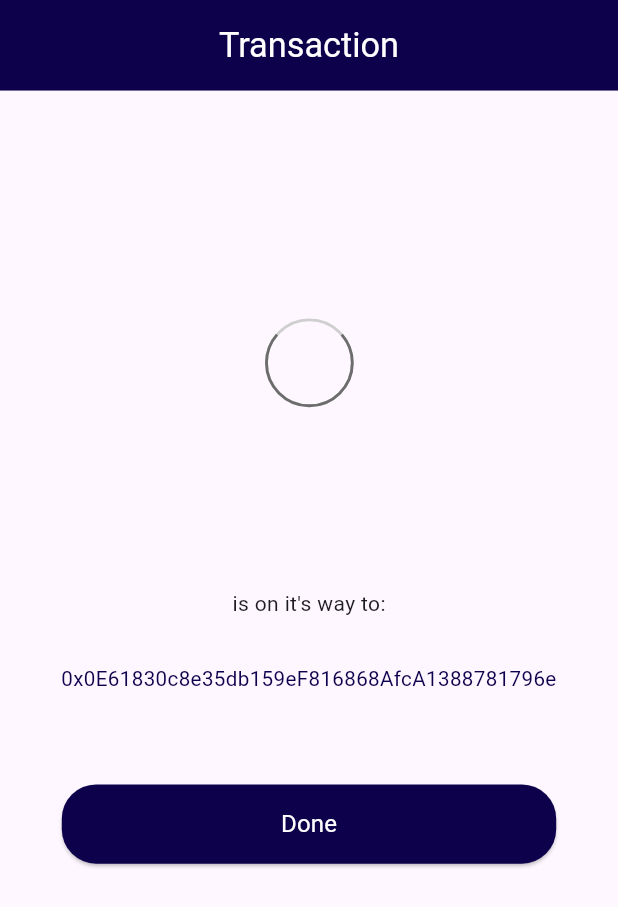
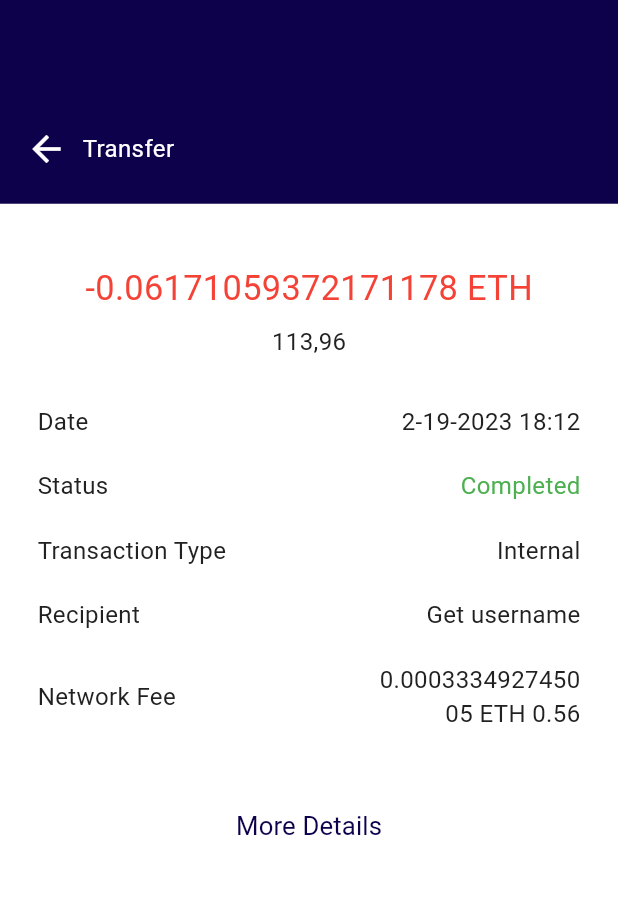
Before and after one commit to beepo-app/Beepo-1.7, a Flutter app: the screen it shows after launch, on a phone screen of 412 x 824 dp. Shown: the top 907 px of the screen. Run offline on Flutter 3.47's test engine with Material 2 defaults, Android fonts, the phone set to English and light mode, and no system bars; our stand-ins replace flutter_screenutil, lottie; project files that could hold a hidden picture were left out.

Commit message:
transaction info

```diff
--- a/lib/app.dart
+++ b/lib/app.dart
@@ -1,4 +1,4 @@
-import 'package:beepo/screens/wallet/transfer_success.dart';
+import 'package:beepo/screens/wallet/transfer_info.dart';
 import 'package:flutter/material.dart';
 import 'package:flutter_screenutil/flutter_screenutil.dart';
 
@@ -16,7 +16,7 @@ class MyApp extends StatelessWidget {
           theme: ThemeData(
             useMaterial3: true,
           ),
-          home: const TransferSuccess(),
+          home: const TransactionInfo(),
         );
       },
       designSize: const Size(360, 546),
--- a/lib/components/bottom_nav.dart
+++ b/lib/components/bottom_nav.dart
@@ -1,10 +1,51 @@
-import 'package:flutter/material.dart';
+// import 'package:flutter/material.dart';
 
-class BottomNav extends StatelessWidget {
-  const BottomNav({super.key});
+// class BottomNavHome extends StatefulWidget {
+//   const BottomNavHome({Key? key}) : super(key: key);
 
-  @override
-  Widget build(BuildContext context) {
-    return const Placeholder();
-  }
-}
+//   @override
+//   State<BottomNavHome> createState() => _BottomNavHomeState();
+// }
+
+// class _BottomNavHomeState extends State<BottomNavHome> {
+//   int index = 0;
+//   List<Widget> body = [
+//     ChatScreen(),
+//     WalletScreen(),
+//     Browser(),
+//     Profile(),
+//   ];
+
+//   @override
+//   Widget build(BuildContext context) {
+//     return Scaffold(
+//       body: body[index],
+//       extendBody: false,
+//       bottomNavigationBar: BottomNavigationBar(
+//         backgroundColor: Colors.white,
+//         currentIndex: index,
+//         type: BottomNavigationBarType.fixed,
+//         unselectedItemColor: Colors.grey,
+//         selectedItemColor: const Color(0xffFF9C34),
+//         onTap: (int selectedPage) {
+//           setState(() => index = selectedPage);
+//         },
+//         items: const [
+//           BottomNavigationBarItem(
+//             icon: Icon(Iconsax.message),
+//             label: 'Chats',
+//           ),
+//           BottomNavigationBarItem(icon: Icon(Iconsax.wallet), label: 'Wallet'),
+//           BottomNavigationBarItem(
+//             icon: Icon(Iconsax.global),
+//             label: 'Browser',
+//           ),
+//           BottomNavigationBarItem(
+//             icon: Icon(Iconsax.security_user),
+//             label: 'Profile',
+//           ),
+//         ],
+//       ),
+//     );
+//   }
+// }
--- /dev/null
+++ b/lib/screens/wallet/transfer_info.dart
@@ -0,0 +1,203 @@
+import 'package:beepo/constants/constants.dart';
+import 'package:beepo/widgets/app_text.dart';
+import 'package:flutter/material.dart';
+import 'package:flutter_screenutil/flutter_screenutil.dart';
+
+class TransactionInfo extends StatelessWidget {
+  final String? walletTicker;
+  const TransactionInfo({Key? key, this.walletTicker}) : super(key: key);
+
+  @override
+  Widget build(BuildContext context) {
+    return Scaffold(
+      body: Container(
+        color: Colors.white,
+        child: Column(
+          children: [
+            Align(
+              alignment: Alignment.topCenter,
+              child: Column(
+                children: [
+                  Container(
+                    padding: const EdgeInsets.only(left: 7, right: 25),
+                    height: 90.h,
+                    width: double.infinity,
+                    decoration: const BoxDecoration(
+                      color: Color(0xff0e014c),
+                    ),
+                    child: Column(
+                      children: [
+                        SizedBox(
+                          height: 50.h,
+                        ),
+                        Row(
+                          children: [
+                            IconButton(
+                                icon: const Icon(
+                                  Icons.arrow_back_outlined,
+                                  size: 28,
+                                  color: Colors.white,
+                                ),
+                                onPressed: () {}),
+                            AppText(
+                              text: "Transfer",
+                              fontWeight: FontWeight.bold,
+                              color: Colors.white,
+                              fontSize: 14.sp,
+                            ),
+                          ],
+                        ),
+                      ],
+                    ),
+                  ),
+                ],
+              ),
+            ),
+            const SizedBox(height: 40),
+            AppText(
+              text: "-0.06171059372171178 ETH",
+              fontWeight: FontWeight.bold,
+              color: Colors.red,
+              fontSize: 20.sp,
+            ),
+            SizedBox(height: 5.h),
+            AppText(
+              text: "113,96",
+              fontWeight: FontWeight.bold,
+              color: AppColors.textGrey,
+              fontSize: 14.sp,
+            ),
+            const SizedBox(height: 30),
+            Padding(
+              padding: const EdgeInsets.symmetric(horizontal: 25.0),
+              child: Row(
+                mainAxisAlignment: MainAxisAlignment.spaceBetween,
+                children: [
+                  AppText(
+                    text: "Date",
+                    fontWeight: FontWeight.bold,
+                    color: AppColors.textGrey,
+                    fontSize: 14.sp,
+                  ),
+                  AppText(
+                    text: "2-19-2023 18:12",
+                    fontWeight: FontWeight.w500,
+                    color: AppColors.textGrey,
+                    fontSize: 14.sp,
+                    textOverflow: TextOverflow.ellipsis,
+                  ),
+                ],
+              ),
+            ),
+            const SizedBox(height: 20),
+            Padding(
+              padding: const EdgeInsets.symmetric(horizontal: 25.0),
+              child: Row(
+                mainAxisAlignment: MainAxisAlignment.spaceBetween,
+                children: [
+                  AppText(
+                    text: "Status",
+                    fontWeight: FontWeight.bold,
+                    color: AppColors.textGrey,
+                    fontSize: 14.sp,
+                  ),
+                  AppText(
+                    text: "Completed",
+                    fontWeight: FontWeight.w500,
+                    color: Colors.green.shade500,
+                    fontSize: 14.sp,
+                    textOverflow: TextOverflow.ellipsis,
+                  ),
+                ],
+              ),
+            ),
+            const SizedBox(height: 20),
+            Padding(
+              padding: const EdgeInsets.symmetric(horizontal: 25.0),
+              child: Row(
+                mainAxisAlignment: MainAxisAlignment.spaceBetween,
+                children: [
+                  AppText(
+                    text: "Transaction Type",
+                    fontWeight: FontWeight.bold,
+                    color: AppColors.textGrey,
+                    fontSize: 14.sp,
+                  ),
+                  AppText(
+                    text: "Internal",
+                    fontWeight: FontWeight.w500,
+                    color: AppColors.textGrey,
+                    fontSize: 14.sp,
+                    textOverflow: TextOverflow.ellipsis,
+                  ),
+                ],
+              ),
+            ),
+            const SizedBox(height: 20),
+            Padding(
+              padding: const EdgeInsets.symmetric(horizontal: 25.0),
+              child: Row(
+                children: [
+                  AppText(
+                    text: "Recipient",
+                    fontWeight: FontWeight.bold,
+                    color: AppColors.textGrey,
+                    fontSize: 14.sp,
+                    textOverflow: TextOverflow.ellipsis,
+                  ),
+                  const SizedBox(width: 20),
+                  Expanded(
+                    child: AppText(
+                      text: " Get username",
+                      fontWeight: FontWeight.w500,
+                      color: AppColors.textGrey,
+                      textAlign: TextAlign.right,
+                      fontSize: 14.sp,
+                      textOverflow: TextOverflow.ellipsis,
+                    ),
+                  ),
+                ],
+              ),
+            ),
+            const SizedBox(height: 20),
+            Padding(
+              padding: const EdgeInsets.symmetric(horizontal: 25.0),
+              child: Row(
+                mainAxisAlignment: MainAxisAlignment.spaceBetween,
+                children: [
+                  AppText(
+                    text: "Network Fee",
+                    fontWeight: FontWeight.bold,
+                    color: AppColors.textGrey,
+                    textAlign: TextAlign.right,
+                    fontSize: 14.sp,
+                  ),
+                  const Spacer(),
+                  Expanded(
+                    child: AppText(
+                      text: "0.000333492745005 ETH 0.56",
+                      fontWeight: FontWeight.w600,
+                      color: AppColors.textGrey,
+                      textAlign: TextAlign.right,
+                      fontSize: 14.sp,
+                    ),
+                  ),
+                ],
+              ),
+            ),
+            const SizedBox(height: 40),
+            TextButton(
+              child: AppText(
+                text: "More Details",
+                fontSize: 15.sp,
+                fontWeight: FontWeight.bold,
+                color: AppColors.secondaryColor,
+              ),
+              onPressed: () {},
+            ),
+          ],
+        ),
+      ),
+    );
+  }
+}
--- a/lib/widgets/app_text.dart
+++ b/lib/widgets/app_text.dart
@@ -6,6 +6,7 @@ class AppText extends StatelessWidget {
   final FontWeight? fontWeight;
   final double? fontSize;
   final TextAlign? textAlign;
+  final TextOverflow? textOverflow;
 
   const AppText({
     super.key,
@@ -14,6 +15,7 @@ class AppText extends StatelessWidget {
     this.fontWeight,
     this.fontSize,
     this.textAlign,
+    this.textOverflow,
   });
 
   @override
```
Also changed, not shown: lib/widgets/bottom_nav.dart (deleted, +0 -51 lines).
